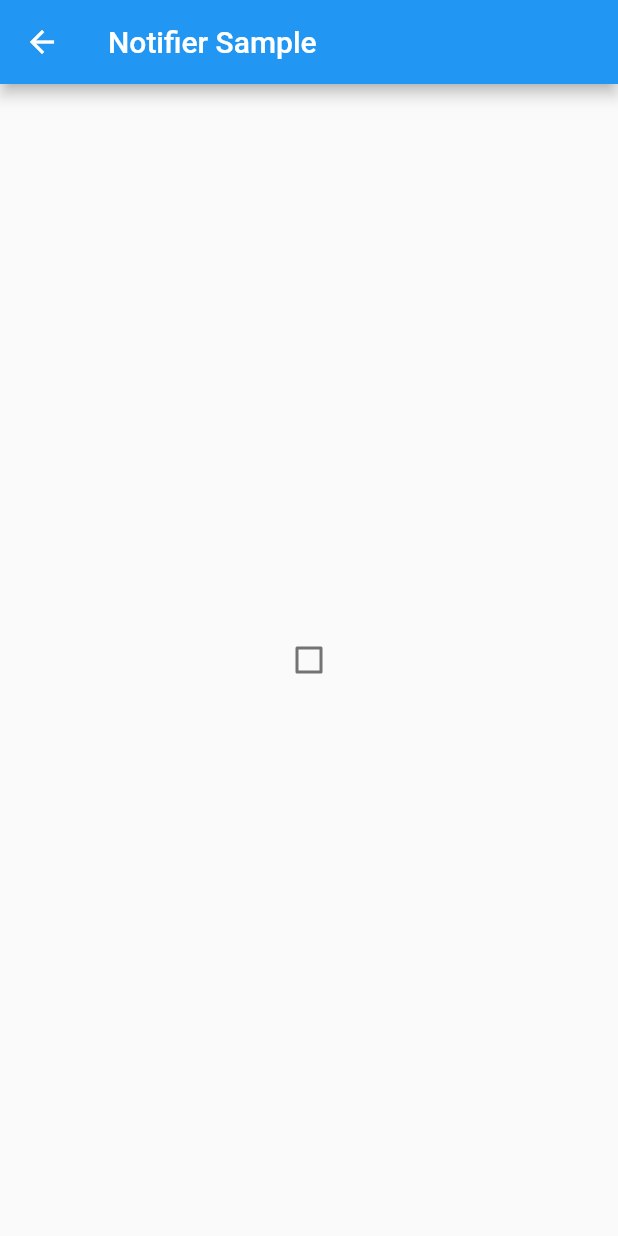
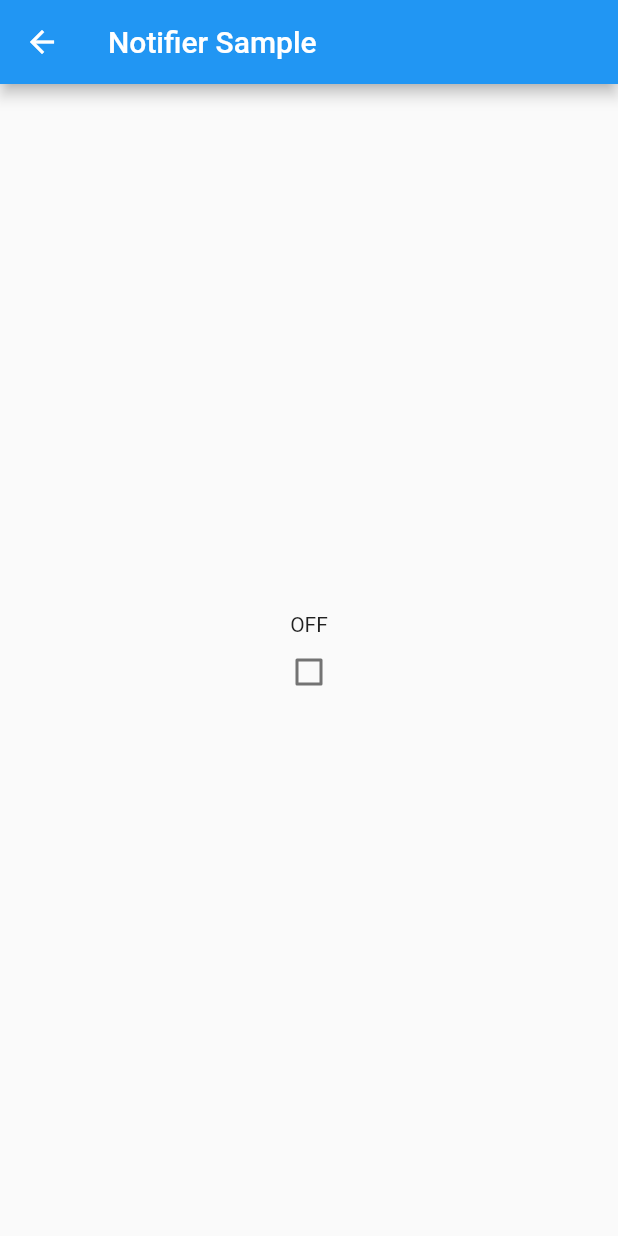
Before and after one commit to tsukamoto1783/riverpod_generator_sample, a Flutter app: the NotifierSample screen opened directly, on a phone screen of 412 x 824 dp. Run offline on Flutter 3.47's test engine with Material 2 defaults, Android fonts, the light colour scheme and no system bars; our stand-ins replace hooks_riverpod, riverpod_annotation; generated files the repository leaves out were written again.

Commit message:
fix: 微調整による修正

```diff
--- a/lib/notifier_sample.dart
+++ b/lib/notifier_sample.dart
@@ -13,7 +13,11 @@ class NotifierSample extends ConsumerWidget {
       appBar: AppBar(
         title: const Text('Notifier Sample'),
       ),
-      body: Center(
+      body: Column(
+        mainAxisAlignment: MainAxisAlignment.center,
+        children: [
+          isCheckValue ? const Text("ON") : const Text("OFF"),
+          Center(
             child: Checkbox(
               value: isCheckValue,
               onChanged: (bool? value) {
@@ -21,6 +25,8 @@ class NotifierSample extends ConsumerWidget {
               },
             ),
           ),
+        ],
+      ),
     );
   }
 }
--- a/lib/provider.dart
+++ b/lib/provider.dart
@@ -4,12 +4,15 @@ part 'provider.g.dart';
 
 @riverpod
 class CheckValue extends _$CheckValue {
-  // 初期値を作る.
   @override
   bool build() {
     ref.onDispose(() {
-      print("dispose");
+      print("dispose()");
     });
+
+    print("build()");
+
+    // stateの初期値はfalse
     return false;
   }
 
```
Lines whose indentation alone changed are shown as unchanged.
